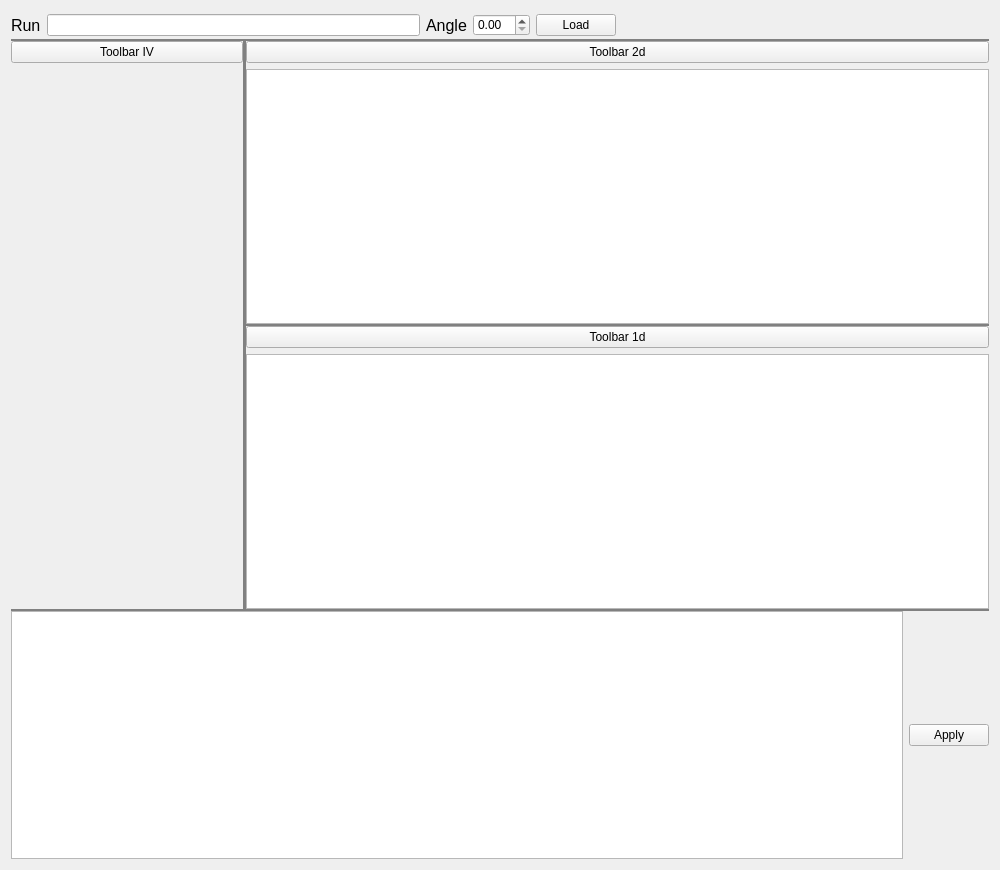
The window that qt/scientific_interfaces/ISISReflectometry/GUI/Preview/PreviewWidget.ui (mantidproject/mantid) describes before a commit, drawn with Qt 5.
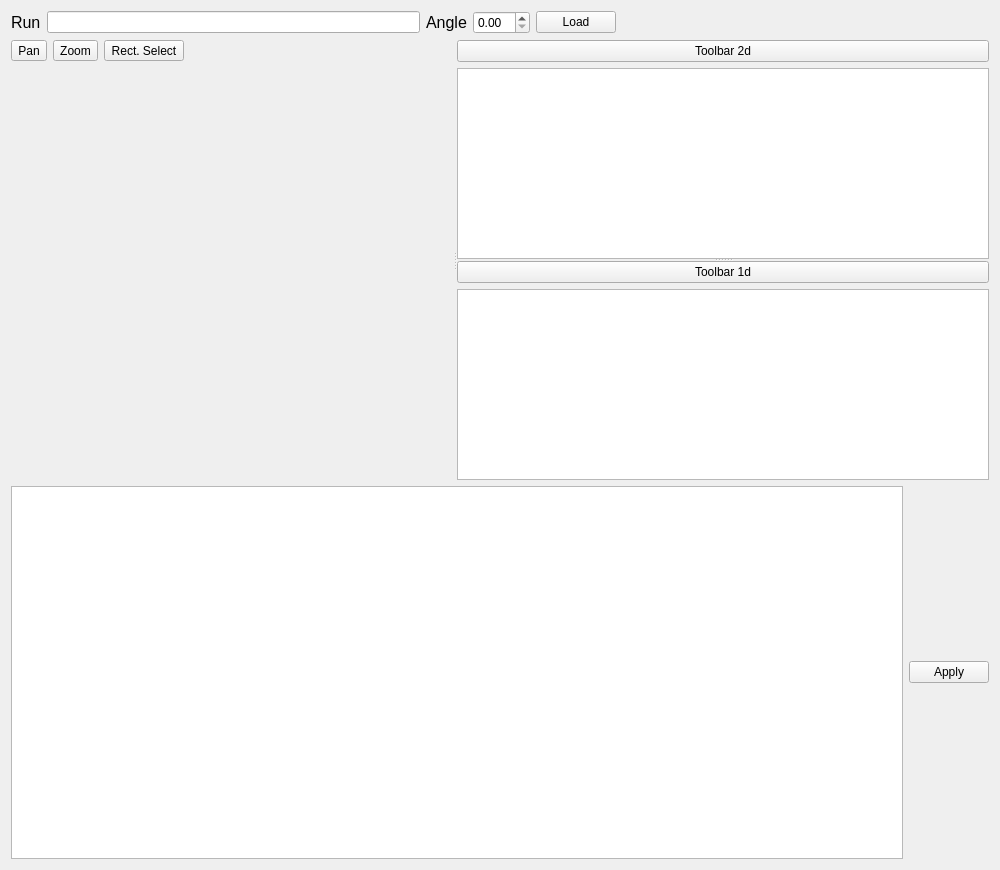
The same window after the commit.

Commit message:
Add toolbar for refl gui inst view (#5)
Add toolbar icons for zoom/pan/select

Adds toolbar icons for zoom/pan/select, pending later implementation.

Re #32566

The edit to the form file:
```diff
--- a/qt/scientific_interfaces/ISISReflectometry/GUI/Preview/PreviewWidget.ui
+++ b/qt/scientific_interfaces/ISISReflectometry/GUI/Preview/PreviewWidget.ui
@@ -21,34 +21,6 @@
   </property>
   <layout class="QVBoxLayout" name="verticalLayout">
    <item>
-    <widget class="QSplitter" name="outer_splitter">
-     <property name="sizePolicy">
-      <sizepolicy hsizetype="Expanding" vsizetype="Expanding">
-       <horstretch>0</horstretch>
-       <verstretch>0</verstretch>
-      </sizepolicy>
-     </property>
-     <property name="styleSheet">
-      <string notr="true">
-QSplitter::handle
-{
-    background-color: grey;
-}
-</string>
-     </property>
-     <property name="frameShape">
-      <enum>QFrame::NoFrame</enum>
-     </property>
-     <property name="orientation">
-      <enum>Qt::Vertical</enum>
-     </property>
-     <property name="opaqueResize">
-      <bool>true</bool>
-     </property>
-     <property name="handleWidth">
-      <number>2</number>
-     </property>
-     <widget class="QWidget" name="inputToolLayoutWidget">
       <layout class="QHBoxLayout" name="input_tool_layout">
        <property name="spacing">
         <number>6</number>
@@ -113,22 +85,54 @@
         </spacer>
        </item>
       </layout>
-     </widget>
-     <widget class="QSplitter" name="plot_splitter">
+   </item>
+   <item>
+    <widget class="QSplitter" name="inst_view_2d_plot_splitter">
       <property name="orientation">
        <enum>Qt::Horizontal</enum>
       </property>
-      <property name="handleWidth">
-       <number>3</number>
-      </property>
-      <widget class="QWidget" name="instViewLayoutWidget">
+     <widget class="QWidget" name="instViewayoutWidget">
        <layout class="QVBoxLayout" name="inst_view_layout">
         <item>
-         <widget class="QPushButton" name="inst_view_toolbar_placeholder">
+        <layout class="QHBoxLayout" name="inst_view_toolbar_layout">
+         <property name="sizeConstraint">
+          <enum>QLayout::SetMinimumSize</enum>
+         </property>
+         <item>
+          <widget class="QToolButton" name="iv_pan_button">
           <property name="text">
-           <string>Toolbar IV</string>
-          </property>
-         </widget>
+            <string>Pan</string>
+           </property>
+          </widget>
+         </item>
+         <item>
+          <widget class="QToolButton" name="iv_zoom_button">
+           <property name="text">
+            <string>Zoom</string>
+           </property>
+          </widget>
+         </item>
+         <item>
+          <widget class="QToolButton" name="iv_rect_select_toggle">
+           <property name="text">
+            <string>Rect. Select</string>
+           </property>
+          </widget>
+         </item>
+         <item>
+          <spacer name="horizontalSpacer">
+           <property name="orientation">
+            <enum>Qt::Horizontal</enum>
+           </property>
+           <property name="sizeHint" stdset="0">
+            <size>
+             <width>40</width>
+             <height>20</height>
+            </size>
+           </property>
+          </spacer>
+         </item>
+        </layout>
         </item>
         <item>
          <widget class="QWidget" name="inst_view_placeholder" native="true"/>
@@ -172,7 +176,8 @@
        </widget>
       </widget>
      </widget>
-     <widget class="QWidget" name="outputToolLayoutWidget">
+   </item>
+   <item>
       <layout class="QHBoxLayout" name="output_tool_layout">
        <property name="sizeConstraint">
         <enum>QLayout::SetMinimumSize</enum>
@@ -188,8 +193,6 @@
         </widget>
        </item>
       </layout>
-     </widget>
-    </widget>
    </item>
   </layout>
  </widget>
```
Left out of the diff: 5 changed lines with no effect on the pictures. Lines whose indentation alone changed are shown as unchanged. The commit also changes 2 other files.
